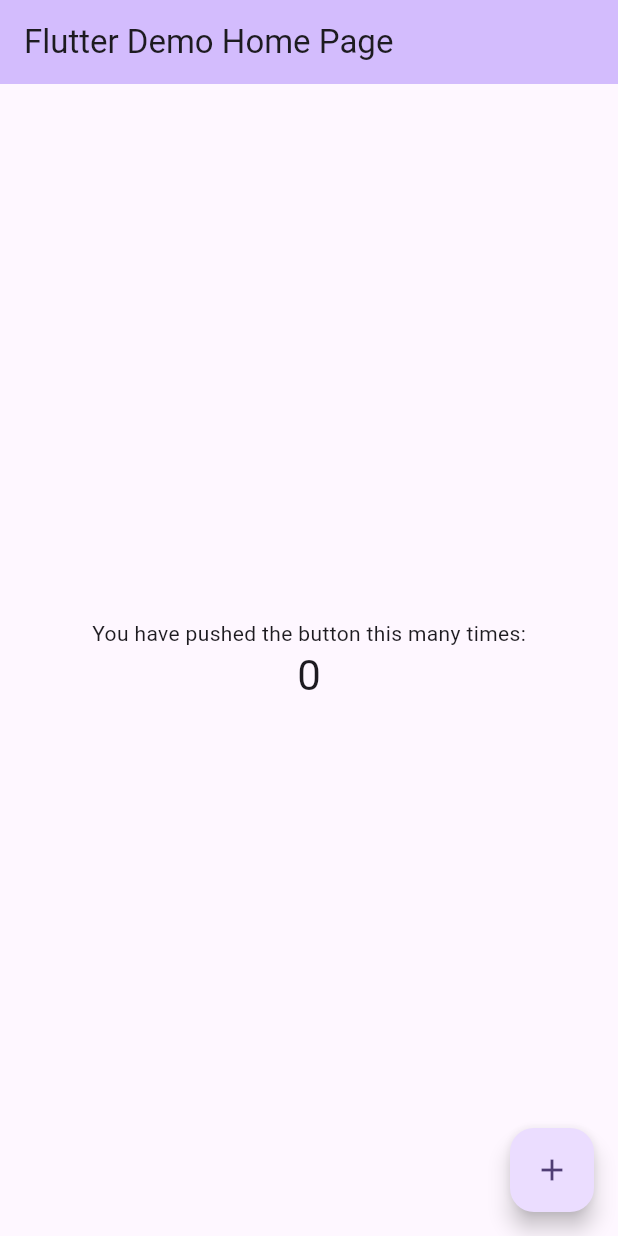
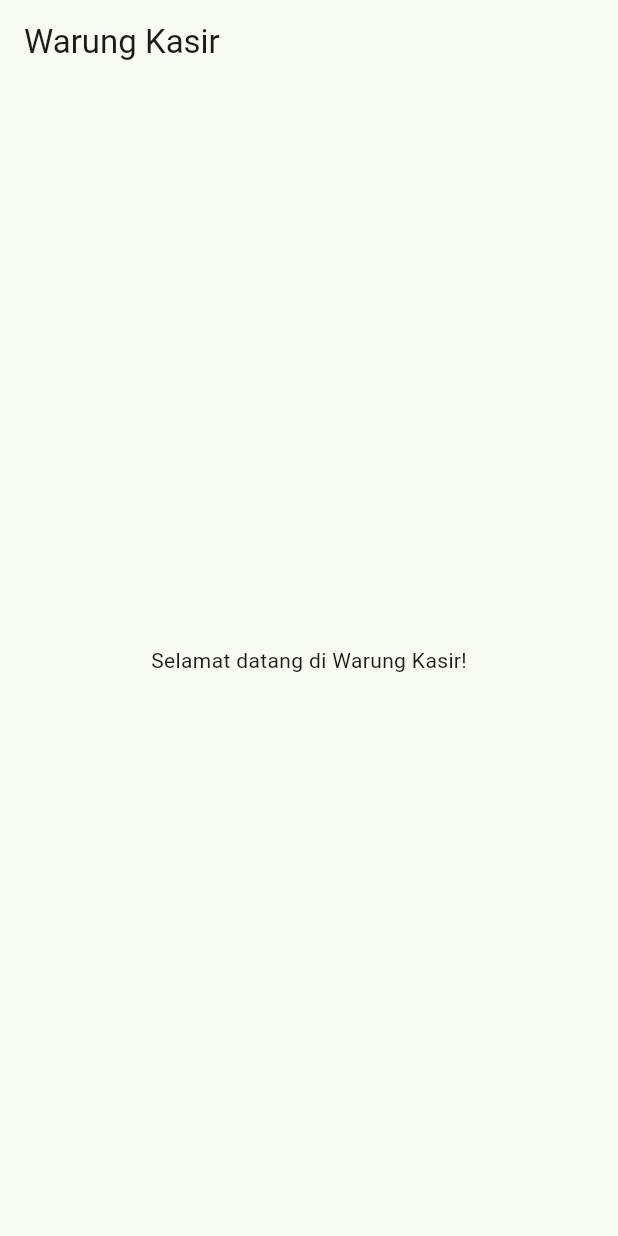
Before and after one commit to yansugix/warung-kasir, a Flutter app: the screen it shows after launch, on a phone screen of 412 x 824 dp. Run offline on Flutter 3.47's test engine with Material 3 defaults, Android fonts, the phone set to English and light mode, and no system bars.

Commit message:
fix: update

```diff
--- a/lib/main.dart
+++ b/lib/main.dart
@@ -1,4 +1,5 @@
 import 'package:flutter/material.dart';
+import 'screens/home_screen.dart';
 
 void main() {
   runApp(const MyApp());
@@ -7,116 +8,16 @@ void main() {
 class MyApp extends StatelessWidget {
   const MyApp({super.key});
 
-  // This widget is the root of your application.
   @override
   Widget build(BuildContext context) {
     return MaterialApp(
-      title: 'Flutter Demo',
+      title: 'Warung Kasir',
+      debugShowCheckedModeBanner: false,
       theme: ThemeData(
-        // This is the theme of your application.
-        //
-        // TRY THIS: Try running your application with "flutter run". You'll see
-        // the application has a purple toolbar. Then, without quitting the app,
-        // try changing the seedColor in the colorScheme below to Colors.green
-        // and then invoke "hot reload" (save your changes or press the "hot
-        // reload" button in a Flutter-supported IDE, or press "r" if you used
-        // the command line to start the app).
-        //
-        // Notice that the counter didn't reset back to zero; the application
-        // state is not lost during the reload. To reset the state, use hot
-        // restart instead.
-        //
-        // This works for code too, not just values: Most code changes can be
-        // tested with just a hot reload.
-        colorScheme: .fromSeed(seedColor: Colors.deepPurple),
+        colorScheme: ColorScheme.fromSeed(seedColor: Colors.green),
+        useMaterial3: true,
       ),
-      home: const MyHomePage(title: 'Flutter Demo Home Page'),
+      home: const HomeScreen(),
     );
   }
 }
-
-class MyHomePage extends StatefulWidget {
-  const MyHomePage({super.key, required this.title});
-
-  // This widget is the home page of your application. It is stateful, meaning
-  // that it has a State object (defined below) that contains fields that affect
-  // how it looks.
-
-  // This class is the configuration for the state. It holds the values (in this
-  // case the title) provided by the parent (in this case the App widget) and
-  // used by the build method of the State. Fields in a Widget subclass are
-  // always marked "final".
-
-  final String title;
-
-  @override
-  State<MyHomePage> createState() => _MyHomePageState();
-}
-
-class _MyHomePageState extends State<MyHomePage> {
-  int _counter = 0;
-
-  void _incrementCounter() {
-    setState(() {
-      // This call to setState tells the Flutter framework that something has
-      // changed in this State, which causes it to rerun the build method below
-      // so that the display can reflect the updated values. If we changed
-      // _counter without calling setState(), then the build method would not be
-      // called again, and so nothing would appear to happen.
-      _counter++;
-    });
-  }
-
-  @override
-  Widget build(BuildContext context) {
-    // This method is rerun every time setState is called, for instance as done
-    // by the _incrementCounter method above.
-    //
-    // The Flutter framework has been optimized to make rerunning build methods
-    // fast, so that you can just rebuild anything that needs updating rather
-    // than having to individually change instances of widgets.
-    return Scaffold(
-      appBar: AppBar(
-        // TRY THIS: Try changing the color here to a specific color (to
-        // Colors.amber, perhaps?) and trigger a hot reload to see the AppBar
-        // change color while the other colors stay the same.
-        backgroundColor: Theme.of(context).colorScheme.inversePrimary,
-        // Here we take the value from the MyHomePage object that was created by
-        // the App.build method, and use it to set our appbar title.
-        title: Text(widget.title),
-      ),
-      body: Center(
-        // Center is a layout widget. It takes a single child and positions it
-        // in the middle of the parent.
-        child: Column(
-          // Column is also a layout widget. It takes a list of children and
-          // arranges them vertically. By default, it sizes itself to fit its
-          // children horizontally, and tries to be as tall as its parent.
-          //
-          // Column has various properties to control how it sizes itself and
-          // how it positions its children. Here we use mainAxisAlignment to
-          // center the children vertically; the main axis here is the vertical
-          // axis because Columns are vertical (the cross axis would be
-          // horizontal).
-          //
-          // TRY THIS: Invoke "debug painting" (choose the "Toggle Debug Paint"
-          // action in the IDE, or press "p" in the console), to see the
-          // wireframe for each widget.
-          mainAxisAlignment: .center,
-          children: [
-            const Text('You have pushed the button this many times:'),
-            Text(
-              '$_counter',
-              style: Theme.of(context).textTheme.headlineMedium,
-            ),
-          ],
-        ),
-      ),
-      floatingActionButton: FloatingActionButton(
-        onPressed: _incrementCounter,
-        tooltip: 'Increment',
-        child: const Icon(Icons.add),
-      ),
-    );
-  }
-}
--- /dev/null
+++ b/lib/screens/home_screen.dart
@@ -0,0 +1,13 @@
+import 'package:flutter/material.dart';
+
+class HomeScreen extends StatelessWidget {
+  const HomeScreen({super.key});
+
+  @override
+  Widget build(BuildContext context) {
+    return Scaffold(
+      appBar: AppBar(title: const Text('Warung Kasir')),
+      body: const Center(child: Text('Selamat datang di Warung Kasir!')),
+    );
+  }
+}
--- a/pubspec.yaml
+++ b/pubspec.yaml
@@ -1,10 +1,10 @@
 name: warung_kasir
 description: Aplikasi kasir warung dengan scanner barcode & print Bluetooth
-publish_to: 'none'
+publish_to: "none"
 version: 1.0.0+1
 
 environment:
-  sdk: '>=3.0.0 <4.0.0'
+  sdk: ">=3.7.0 <4.0.0"
 
 dependencies:
   flutter:
```
